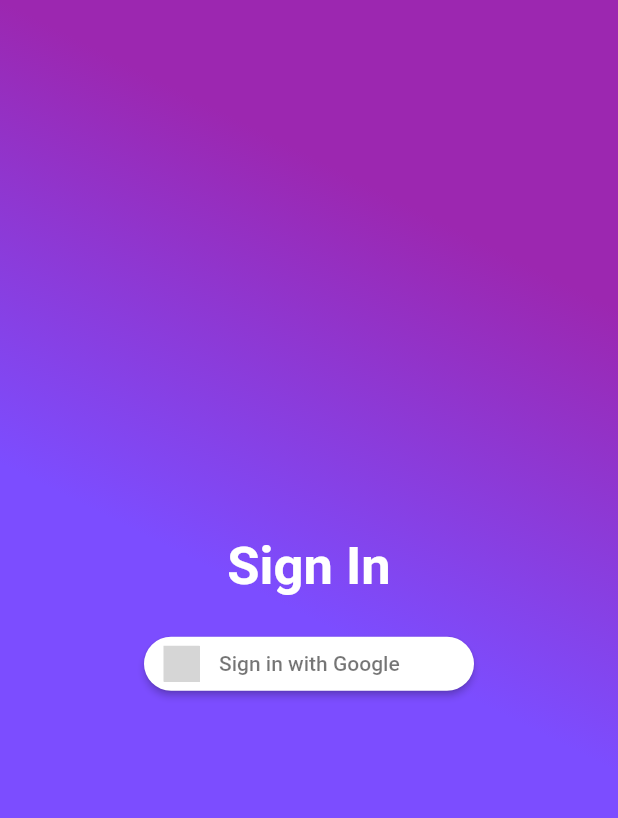
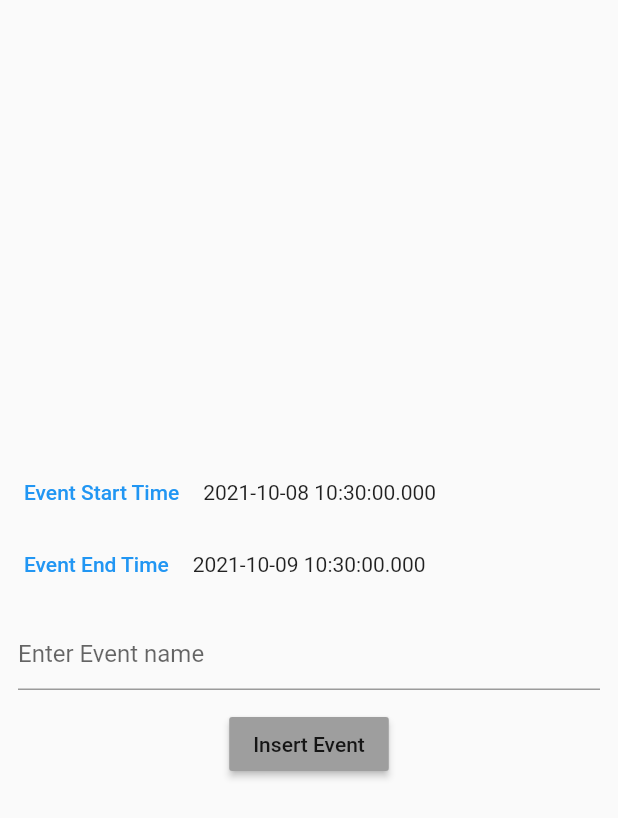
Before and after one commit to SergioSuarez11/calendar-app, a Flutter app: the screen it shows after launch, on a phone screen of 412 x 824 dp. Shown: the top 818 px of the screen. Run offline on Flutter 3.47's test engine with Material 2 defaults, Android fonts, the phone set to English and light mode, and no system bars; our stand-ins replace firebase_auth, firebase_core, flutter_datetime_picker, flutter_signin_button, google_sign_in, googleapis_auth and 1 more; missing offline and left inert: firebase_auth_web, firebase_core_web, google_sign_in_web, googleapis; accounts and stored records are empty; grey boxes are pictures that could not be loaded.

Commit message:
Se agregó el api de calendario v1

```diff
--- a/lib/generated_plugin_registrant.dart
+++ b/lib/generated_plugin_registrant.dart
@@ -2,12 +2,12 @@
 // Generated file. Do not edit.
 //
 
-// ignore_for_file: directives_ordering
 // ignore_for_file: lines_longer_than_80_chars
 
 import 'package:firebase_auth_web/firebase_auth_web.dart';
 import 'package:firebase_core_web/firebase_core_web.dart';
 import 'package:google_sign_in_web/google_sign_in_web.dart';
+import 'package:url_launcher_web/url_launcher_web.dart';
 
 import 'package:flutter_web_plugins/flutter_web_plugins.dart';
 
@@ -16,5 +16,6 @@ void registerPlugins(Registrar registrar) {
   FirebaseAuthWeb.registerWith(registrar);
   FirebaseCoreWeb.registerWith(registrar);
   GoogleSignInPlugin.registerWith(registrar);
+  UrlLauncherPlugin.registerWith(registrar);
   registrar.registerMessageHandler();
 }
--- a/lib/src/app.dart
+++ b/lib/src/app.dart
@@ -1,9 +1,11 @@
+import 'package:flutter/material.dart';
+import 'package:provider/provider.dart';
+
 import 'package:calendar_app/src/pages/home_page.dart';
 import 'package:calendar_app/src/pages/register.dart';
 import 'package:calendar_app/src/provider/google_sign_in.dart';
-import 'package:flutter/material.dart';
 import 'package:calendar_app/src/pages/login.dart';
-import 'package:provider/provider.dart';
+import 'package:calendar_app/src/pages/Home.dart';
 
 class CalendarApp extends StatelessWidget {
   @override
@@ -11,12 +13,12 @@ class CalendarApp extends StatelessWidget {
         create: (context) => GoogleSignInProvider(),
         child: MaterialApp(
           debugShowCheckedModeBanner: false,
-          initialRoute: '/',
+          initialRoute: 'calendar',
           routes: {
             '/': (context) => LoginPage(),
             'register': (context) => RegisterPage(),
             'home_page':(context)=> HomePage(),
-
+            'calendar' : ( _ ) => Home()
           },
 
           //LoginPage(),
--- /dev/null
+++ b/lib/src/pages/CalenderClient.dart
@@ -0,0 +1,158 @@
+import 'dart:developer';
+
+import 'package:flutter/material.dart';
+import "package:googleapis_auth/auth_io.dart";
+import 'package:googleapis/calendar/v3.dart';
+import 'package:url_launcher/url_launcher.dart';
+
+class CalendarClient {
+  static const _scopes = const [CalendarApi.calendarScope];
+
+  insert(title, startTime, endTime) {
+    var _clientID = new ClientId("409190722040-ck71oodqal1jiolauv77pt5om0plgt18.apps.googleusercontent.com", "");
+    clientViaUserConsent(_clientID, _scopes, prompt).then((AuthClient client) {
+      var calendar = CalendarApi(client);
+      calendar.calendarList.list().then((value) => print("VAL________$value"));
+
+      String calendarId = "primary";
+      Event event = Event(); // Create object of event
+
+      event.summary = title;
+
+      EventDateTime start = new EventDateTime();
+      start.dateTime = startTime;
+      start.timeZone = "GMT+05:00";
+      event.start = start;
+
+      EventDateTime end = new EventDateTime();
+      end.timeZone = "GMT+05:00";
+      end.dateTime = endTime;
+      event.end = end;
+      try {
+        calendar.events.insert(event, calendarId).then((value) {
+          print("ADDEDDD_________________${value.status}");
+          if (value.status == "confirmed") {
+            log('Event added in google calendar');
+          } else {
+            log("Unable to add event in google calendar");
+          }
+        });
+      } catch (e) {
+        log('Error creating event $e');
+      }
+    });
+  }
+
+  void prompt(String url) async {
+    print("Please go to the following URL and grant access:");
+    print("  => $url");
+    print("");
+
+    if (await canLaunch(url)) {
+      await launch(url);
+    } else {
+      throw 'Could not launch $url';
+    }
+  }
+}
+
+/// Note:::: i have used calendar/v3.dart package to understand things this package is already included in GoogleApi package
+/// you can access the package as i have told above
+
+// import 'dart:developer';
+// import 'dart:io' show Platform;
+
+// import "package:googleapis_auth/auth_io.dart";
+// import 'package:googleapis/calendar/v3.dart';
+// import 'package:url_launcher/url_launcher.dart';
+
+// class CalendarClient {
+//   var _credentials;
+
+//   static const _scopes = const [CalendarApi.CalendarEventsScope];
+
+//   insert(context, title, date, startTime, endTime) {
+// if (Platform.isAndroid) {
+//   _credentials = new ClientId(
+//       "878169543212-ugngo0bm18hu3lh83nk76bidts9c4q2r.apps.googleusercontent.com",
+//       "");
+// } else if (Platform.isIOS) {
+//   _credentials = new ClientId(
+//       "126777344627-ibdaobtrs4n62a0l7h19fs04h73pbqqf.apps.googleusercontent.com",
+//       "");
+// }
+
+//     if (_credentials != null) {
+//       clientViaUserConsent(_credentials, _scopes, prompt)
+//           .then((AuthClient client) {
+//         var calendar = CalendarApi(client);
+
+//         String calendarId =
+//             "primary"; //"primary "If you want to work on primary calender of logged in user
+//         //but if you want to get any other calendar of logged in user
+//         //use following code to get list of all calendar and then work on
+//         //calendar.calendarList.list(); //this will return list of all calendars of logged in user
+//         //you can then fetch calendarID of specific calendar by asking the user
+//         Event event = Event(); // Create object of event
+
+//         event.summary = title;
+//         //event.description="OPTIMEET TEST 1";
+
+//         DateTime startDateTime = DateTime.parse("$date $startTime");
+//         EventDateTime start = new EventDateTime();
+//         start.dateTime = startDateTime;
+//         start.timeZone = "GMT+05:00";
+
+//         event.start = start;
+
+//         DateTime endDateTime = DateTime.parse("$date $endTime");
+//         EventDateTime end = new EventDateTime();
+//         end.timeZone = "GMT+05:00";
+//         end.dateTime = endDateTime;
+
+//         event.end = end;
+
+//         // set description of event. You can set more things like date created
+//         // to check what you can add else open the implementation of calendar/v3.dart package and go to Event class
+//         // you can direct open the class implementation by placing the cursor over Event() (where object is created above)
+//         // for android studio press Ctrl + Alt + B , for vs code press f12
+//         // in the implementation they have provided comments and documents that can help you understand
+
+//         try {
+//           calendar.events.insert(event, calendarId).then((value) {
+//             print("ADDEDDD_________________${value.status}");
+//             if (value.status == "confirmed") {
+//               // Dialogs().displayToast(
+//               //     context, "Event added in google calendar", 0);
+//               log('Event added in google calendar');
+//             } else {
+//               log("Unable to add event in google calendar");
+//               // Dialogs().displayToast(
+//               //     context, "Unable to add event in google calendar", 0);
+//             }
+//           });
+//         } catch (e) {
+//           log('Error creating event $e');
+//           // Dialogs().displayToast(context, e, 0);
+//         } // function to insert event
+//         // incase of any confusion i will recommed to go to implementation of calendar/v3.dart
+//         // and read comments of their codez
+//       });
+//     }
+//   }
+
+//   void prompt(String url) async {
+//     print("Please go to the following URL and grant access:");
+//     print("  => $url");
+//     print("");
+
+//     if (await canLaunch(url)) {
+//       await launch(url);
+//     } else {
+//       throw 'Could not launch $url';
+//     }
+//   }
+// }
+
+// /// Note:::: i have used calendar/v3.dart package to understand things this package is already included in GoogleApi package
+// /// you can access the package as i have told above
--- /dev/null
+++ b/lib/src/pages/Home.dart
@@ -0,0 +1,97 @@
+import 'dart:developer';
+
+import 'CalenderClient.dart';
+import 'package:flutter/material.dart';
+import 'package:flutter_datetime_picker/flutter_datetime_picker.dart';
+
+class Home extends StatefulWidget {
+  @override
+  _HomeState createState() => _HomeState();
+}
+
+class _HomeState extends State<Home> {
+  CalendarClient calendarClient =  CalendarClient();
+  DateTime startTime = DateTime.now();
+  DateTime endTime = DateTime.now().add(Duration(days: 1));
+  TextEditingController _eventName = TextEditingController();
+  @override
+  Widget build(BuildContext context) {
+    return Scaffold(
+      body: _body(context),
+    );
+  }
+
+  _body(BuildContext context) {
+    return Center(
+      child: Column(
+        mainAxisAlignment: MainAxisAlignment.center,
+        children: <Widget>[
+          Row(
+            children: <Widget>[
+              FlatButton(
+                  onPressed: () {
+                    DatePicker.showDateTimePicker(context,
+                        showTitleActions: true,
+                        minTime: DateTime(2019, 3, 5),
+                        maxTime: DateTime(2200, 6, 7), onChanged: (date) {
+                      print('change $date');
+                    }, onConfirm: (date) {
+                      setState(() {
+                        this.startTime = date;
+                      });
+                    }, currentTime: DateTime.now(), locale: LocaleType.en);
+                  },
+                  child: Text(
+                    'Event Start Time',
+                    style: TextStyle(color: Colors.blue),
+                  )),
+              Text('$startTime'),
+            ],
+          ),
+          Row(
+            children: <Widget>[
+              FlatButton(
+                  onPressed: () {
+                    DatePicker.showDateTimePicker(context,
+                        showTitleActions: true,
+                        minTime: DateTime(2019, 3, 5),
+                        maxTime: DateTime(2200, 6, 7), onChanged: (date) {
+                      print('change $date');
+                    }, onConfirm: (date) {
+                      setState(() {
+                        this.endTime = date;
+                      });
+                    }, currentTime: DateTime.now(), locale: LocaleType.en);
+                  },
+                  child: Text(
+                    'Event End Time',
+                    style: TextStyle(color: Colors.blue),
+                  )),
+              Text('$endTime'),
+            ],
+          ),
+          Padding(
+            padding: const EdgeInsets.all(12.0),
+            child: TextField(
+              controller: _eventName,
+              decoration: InputDecoration(hintText: 'Enter Event name'),
+            ),
+          ),
+          RaisedButton(
+              child: Text(
+                'Insert Event',
+              ),
+              color: Colors.grey,
+              onPressed: () {
+                //log('add event pressed');
+                calendarClient.insert(
+                  _eventName.text,
+                  startTime,
+                  endTime,
+                );
+              }),
+        ],
+      ),
+    );
+  }
+}
--- a/pubspec.yaml
+++ b/pubspec.yaml
@@ -42,6 +42,10 @@ dependencies:
   cupertino_icons: ^1.0.2
   flutter_signin_button: ^2.0.0
   firebase_core: ^1.7.0
+  googleapis: ^5.0.1
+  googleapis_auth: ^1.1.0
+  url_launcher: ^6.0.8
+  flutter_datetime_picker: ^1.3.8
 
 dev_dependencies:
   flutter_test:
```
Also changed, not shown: 2 other files.
